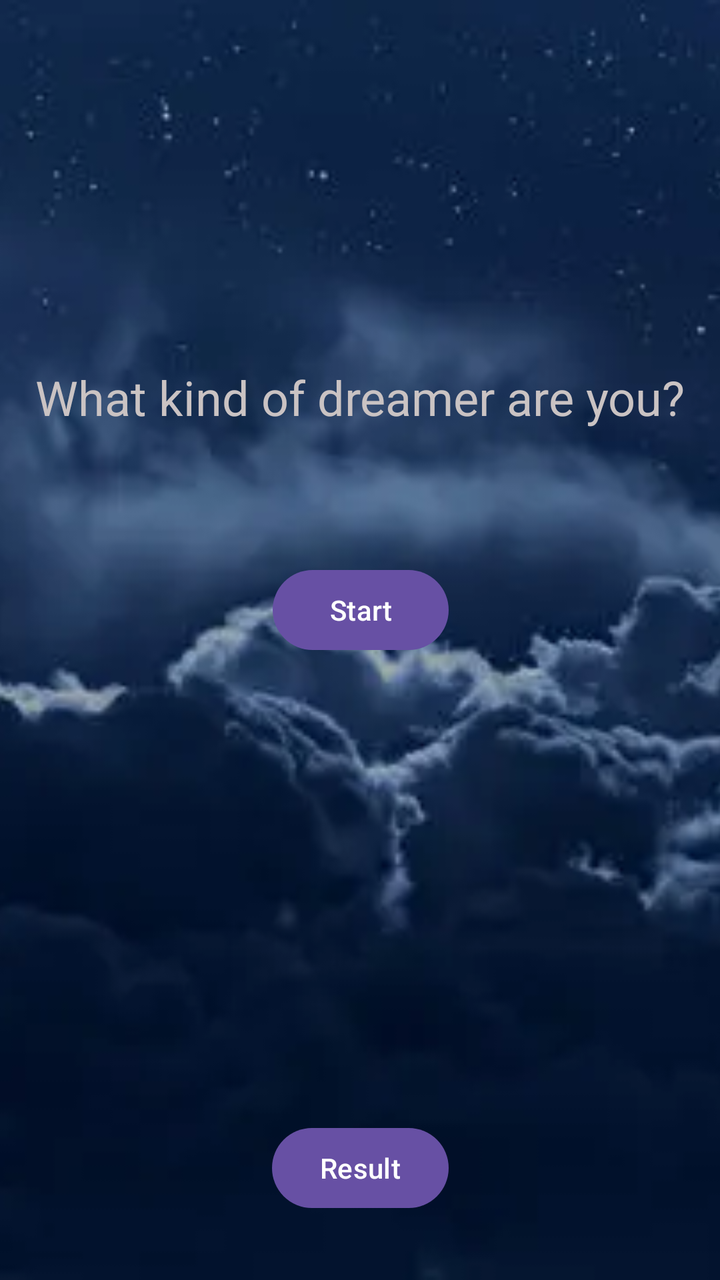
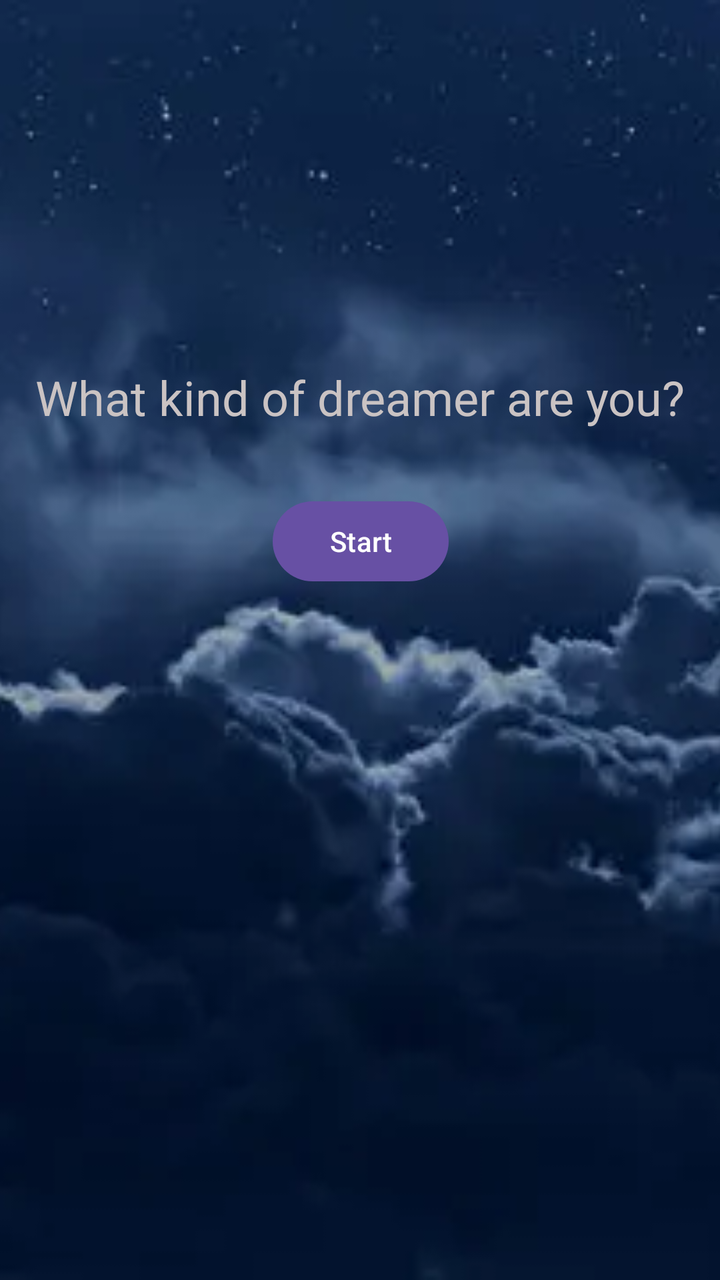

Compare the two renders of this Android layout. The source of the first and the diff that turns it into the second are given below.
<!-- AndroidManifest.xml: application theme Theme.ProjectIHM -->
<!-- res/layout/activity_main_menu.xml -->
<?xml version="1.0" encoding="utf-8"?>
<androidx.constraintlayout.widget.ConstraintLayout xmlns:android="http://schemas.android.com/apk/res/android"
    xmlns:app="http://schemas.android.com/apk/res-auto"
    xmlns:tools="http://schemas.android.com/tools"
    android:id="@+id/main"
    android:layout_width="match_parent"
    android:layout_height="match_parent"
    tools:context=".MainMenu">

    <ImageView
        android:id="@+id/imageView"
        android:layout_width="0dp"
        android:layout_height="0dp"
        android:contentDescription="@string/nigth_sky_background"
        android:scaleType="centerCrop"
        app:layout_constraintBottom_toBottomOf="parent"
        app:layout_constraintEnd_toEndOf="parent"
        app:layout_constraintStart_toStartOf="parent"
        app:layout_constraintTop_toTopOf="parent"
        app:layout_constraintWidth="match_parent"
        app:srcCompat="@drawable/nighth_sky" />

    <Button
        android:id="@+id/startActivityBtt"
        android:layout_width="wrap_content"
        android:layout_height="wrap_content"
        android:layout_marginTop="32dp"
        android:text="@string/start"
        app:layout_constraintBottom_toTopOf="@+id/ResultBtt"
        app:layout_constraintEnd_toEndOf="@+id/lblMainMenu"
        app:layout_constraintStart_toStartOf="@+id/lblMainMenu"
        app:layout_constraintTop_toBottomOf="@+id/lblMainMenu"
        app:layout_constraintVertical_bias="0.13" />

    <TextView
        android:id="@+id/lblMainMenu"
        android:layout_width="wrap_content"
        android:layout_height="wrap_content"
        android:layout_marginStart="32dp"
        android:layout_marginEnd="32dp"
        android:text="@string/what_kind_of_dreamer_are_you"
        android:textColor="#CAC3C3"
        android:textSize="24sp"
        app:layout_constraintBottom_toBottomOf="parent"
        app:layout_constraintEnd_toEndOf="parent"
        app:layout_constraintStart_toStartOf="parent"
        app:layout_constraintTop_toTopOf="parent"
        app:layout_constraintVertical_bias="0.3" />

    <Button
        android:id="@+id/ResultBtt"
        android:layout_width="wrap_content"
        android:layout_height="wrap_content"
        android:layout_marginBottom="32dp"
        android:text="@string/result"
        app:layout_constraintBottom_toBottomOf="@+id/imageView"
        app:layout_constraintEnd_toEndOf="parent"
        app:layout_constraintStart_toStartOf="parent" />
</androidx.constraintlayout.widget.ConstraintLayout>
<!-- resources referenced by this layout -->
<resources>
  <!-- drawable nighth_sky: webp bitmap (drawable, 10298 bytes) -->
  <string name="nigth_sky_background">Nigth Sky background</string>
  <string name="result">Result</string>
  <string name="start">Start</string>
  <string name="what_kind_of_dreamer_are_you">What kind of dreamer are you?</string>
  <style name="Theme.ProjectIHM" parent="Base.Theme.ProjectIHM" />
  <style name="Base.Theme.ProjectIHM" parent="Theme.Material3.DayNight.NoActionBar">
          
          
      </style>
</resources>

<!-- the commit's change to res/layout/activity_main_menu.xml (unified diff, before → after) -->
@@ -26,11 +26,9 @@
         android:layout_height="wrap_content"
         android:layout_marginTop="32dp"
         android:text="@string/start"
-        app:layout_constraintBottom_toTopOf="@+id/ResultBtt"
         app:layout_constraintEnd_toEndOf="@+id/lblMainMenu"
         app:layout_constraintStart_toStartOf="@+id/lblMainMenu"
-        app:layout_constraintTop_toBottomOf="@+id/lblMainMenu"
-        app:layout_constraintVertical_bias="0.13" />
+        app:layout_constraintTop_toBottomOf="@+id/lblMainMenu" />
 
     <TextView
         android:id="@+id/lblMainMenu"
@@ -47,13 +45,4 @@
         app:layout_constraintTop_toTopOf="parent"
         app:layout_constraintVertical_bias="0.3" />
 
-    <Button
-        android:id="@+id/ResultBtt"
-        android:layout_width="wrap_content"
-        android:layout_height="wrap_content"
-        android:layout_marginBottom="32dp"
-        android:text="@string/result"
-        app:layout_constraintBottom_toBottomOf="@+id/imageView"
-        app:layout_constraintEnd_toEndOf="parent"
-        app:layout_constraintStart_toStartOf="parent" />
 </androidx.constraintlayout.widget.ConstraintLayout>
<!-- resource entries referenced after the edit -->
@@ -2,7 +2,6 @@
 <resources>
   <!-- drawable nighth_sky: webp bitmap (drawable, 10298 bytes) -->
   <string name="nigth_sky_background">Nigth Sky background</string>
-  <string name="result">Result</string>
   <string name="start">Start</string>
   <string name="what_kind_of_dreamer_are_you">What kind of dreamer are you?</string>
   <style name="Theme.ProjectIHM" parent="Base.Theme.ProjectIHM" />
